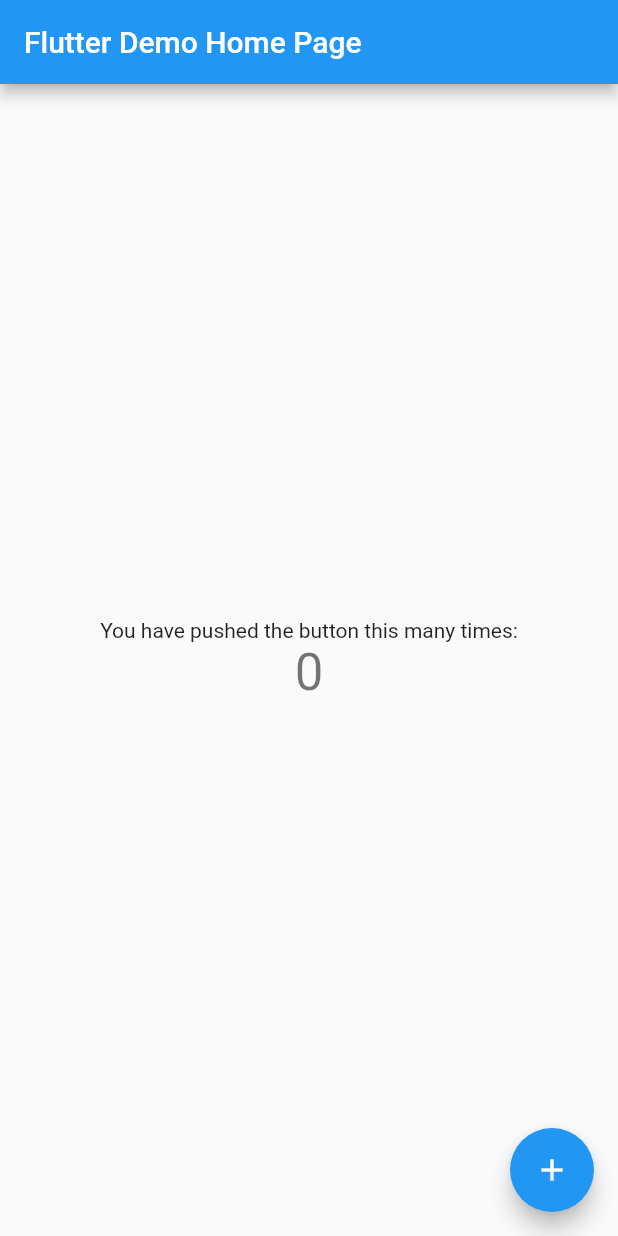
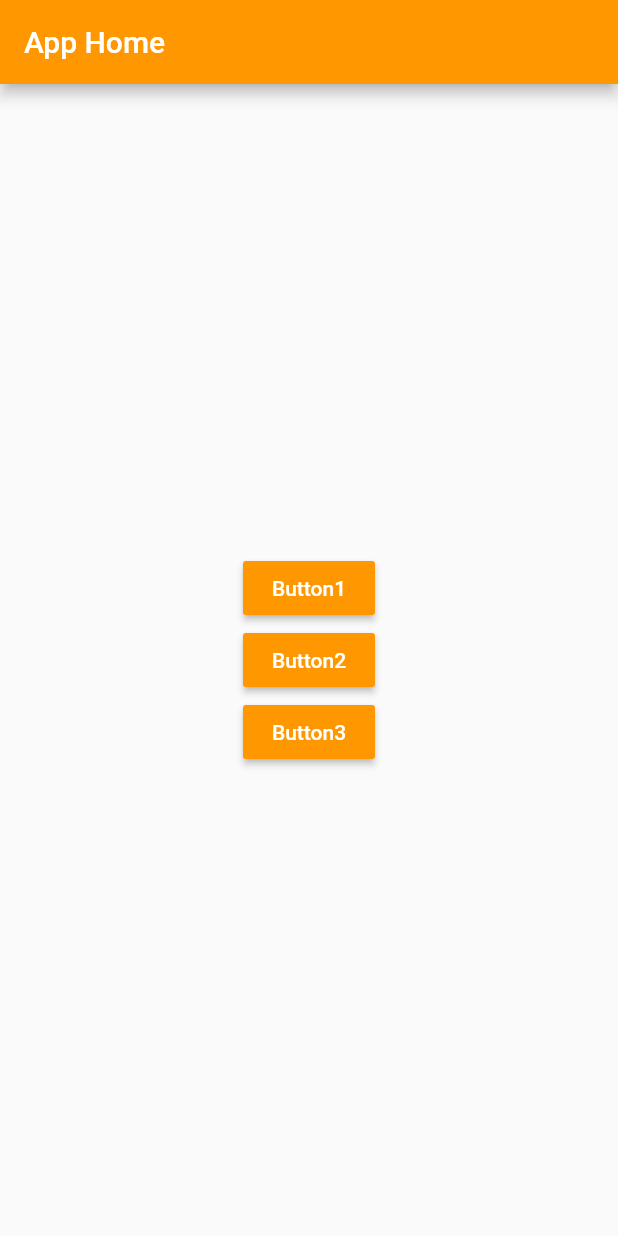
Before and after one commit to venomrobot/app, a Flutter app: the screen it shows after launch, on a phone screen of 412 x 824 dp. Run offline on Flutter 3.47's test engine with Material 2 defaults, Android fonts, the phone set to English and light mode, and no system bars.

Commit message:
Orange Theme three buttons

```diff
--- a/lib/main.dart
+++ b/lib/main.dart
@@ -7,35 +7,17 @@ class MyApp extends StatelessWidget {
   @override
   Widget build(BuildContext context) {
     return new MaterialApp(
-      title: 'Flutter Demo',
+      title: 'App',
       theme: new ThemeData(
-        // This is the theme of your application.
-        //
-        // Try running your application with "flutter run". You'll see the
-        // application has a blue toolbar. Then, without quitting the app, try
-        // changing the primarySwatch below to Colors.green and then invoke
-        // "hot reload" (press "r" in the console where you ran "flutter run",
-        // or press Run > Flutter Hot Reload in IntelliJ). Notice that the
-        // counter didn't reset back to zero; the application is not restarted.
-        primarySwatch: Colors.blue,
+        primarySwatch: Colors.orange,
       ),
-      home: new MyHomePage(title: 'Flutter Demo Home Page'),
+      home: new MyHomePage(title: 'App Home'),
     );
   }
 }
 
 class MyHomePage extends StatefulWidget {
   MyHomePage({Key key, this.title}) : super(key: key);
-
-  // This widget is the home page of your application. It is stateful, meaning
-  // that it has a State object (defined below) that contains fields that affect
-  // how it looks.
-
-  // This class is the configuration for the state. It holds the values (in this
-  // case the title) provided by the parent (in this case the App widget) and
-  // used by the build method of the State. Fields in a Widget subclass are
-  // always marked "final".
-
   final String title;
 
   @override
@@ -43,67 +25,54 @@ class MyHomePage extends StatefulWidget {
 }
 
 class _MyHomePageState extends State<MyHomePage> {
-  int _counter = 0;
+  void refresh() {
+    setState(() {});
+  }
 
-  void _incrementCounter() {
-    setState(() {
-      // This call to setState tells the Flutter framework that something has
-      // changed in this State, which causes it to rerun the build method below
-      // so that the display can reflect the updated values. If we changed
-      // _counter without calling setState(), then the build method would not be
-      // called again, and so nothing would appear to happen.
-      _counter++;
-    });
+  void openCamera() {
+
   }
 
   @override
   Widget build(BuildContext context) {
-    // This method is rerun every time setState is called, for instance as done
-    // by the _incrementCounter method above.
-    //
-    // The Flutter framework has been optimized to make rerunning build methods
-    // fast, so that you can just rebuild anything that needs updating rather
-    // than having to individually change instances of widgets.
+    TextStyle buttonTextStyle = new TextStyle(color: Colors.white);
+
+
     return new Scaffold(
       appBar: new AppBar(
-        // Here we take the value from the MyHomePage object that was created by
-        // the App.build method, and use it to set our appbar title.
-        title: new Text(widget.title),
+        title: new Text(widget.title, style: buttonTextStyle,),
       ),
       body: new Center(
-        // Center is a layout widget. It takes a single child and positions it
-        // in the middle of the parent.
         child: new Column(
-          // Column is also layout widget. It takes a list of children and
-          // arranges them vertically. By default, it sizes itself to fit its
-          // children horizontally, and tries to be as tall as its parent.
-          //
-          // Invoke "debug paint" (press "p" in the console where you ran
-          // "flutter run", or select "Toggle Debug Paint" from the Flutter tool
-          // window in IntelliJ) to see the wireframe for each widget.
-          //
-          // Column has various properties to control how it sizes itself and
-          // how it positions its children. Here we use mainAxisAlignment to
-          // center the children vertically; the main axis here is the vertical
-          // axis because Columns are vertical (the cross axis would be
-          // horizontal).
           mainAxisAlignment: MainAxisAlignment.center,
           children: <Widget>[
-            new Text(
-              'You have pushed the button this many times:',
+            new RaisedButton(
+              child: new Text("Button1", style: buttonTextStyle),
+              color: Theme
+                  .of(context)
+                  .accentColor,
+              splashColor: Colors.yellowAccent,
+              onPressed: refresh,
             ),
-            new Text(
-              '$_counter',
-              style: Theme.of(context).textTheme.display1,
+            new RaisedButton(
+              child: new Text("Button2", style: buttonTextStyle),
+              color: Theme
+                  .of(context)
+                  .accentColor,
+              splashColor: Colors.yellowAccent,
+              onPressed: refresh,
+            ),
+            new RaisedButton(
+              child: new Text("Button3", style: buttonTextStyle),
+              color: Theme
+                  .of(context)
+                  .accentColor,
+              splashColor: Colors.yellowAccent,
+              onPressed: refresh,
             ),
           ],
         ),
       ),
-      floatingActionButton: new FloatingActionButton(
-        onPressed: _incrementCounter,
-        tooltip: 'Increment',
-        child: new Icon(Icons.add),
-      ), // This trailing comma makes auto-formatting nicer for build methods.
     );
   }
 }
```
